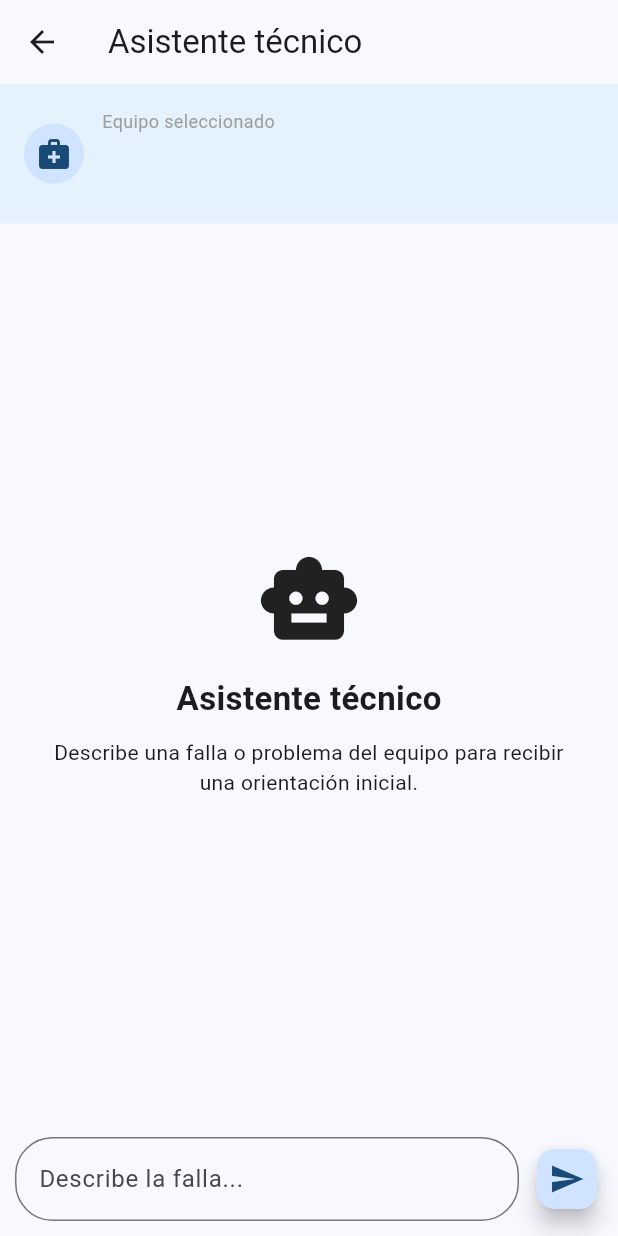
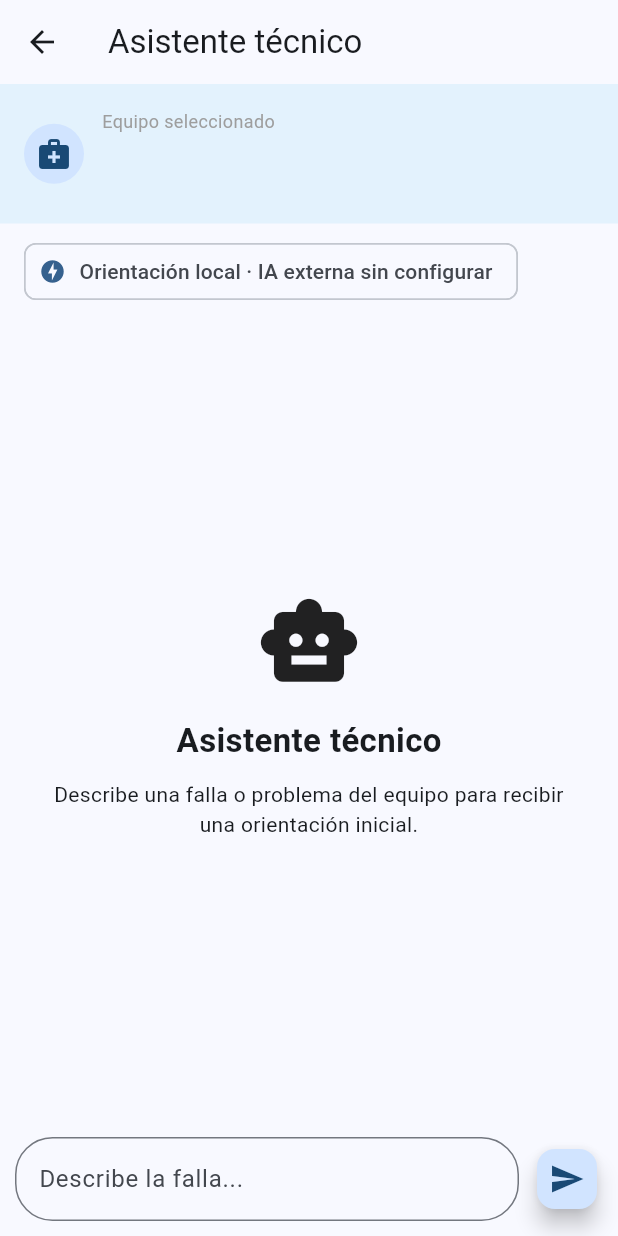
Before and after one commit to johanrinovoama-art/biomante, a Flutter app: the AsistenteTecnicoPage screen opened directly with empty values, after a tap on the "send" icon, on a phone screen of 412 x 824 dp. Run offline on Flutter 3.47's test engine with Material 3 defaults, Android fonts, the phone set to English and light mode, and no system bars; our stand-ins replace file_picker, pdf, printing, qr_flutter, sembast, sembast_web and 1 more; missing offline and left inert: mobile_scanner, syncfusion_flutter_pdfviewer; accounts and stored records are empty.

Commit message:
Integra el asistente con backend seguro y contexto de equipo

```diff
--- a/lib/asistente_tecnico.dart
+++ b/lib/asistente_tecnico.dart
@@ -1,4 +1,7 @@
 import 'package:flutter/material.dart';
+
+import 'asistente_ia_service.dart';
+import 'datos.dart';
 import 'equipo.dart';
 
 class AsistenteTecnicoPage extends StatefulWidget {
@@ -20,27 +23,63 @@ class _AsistenteTecnicoPageState
       TextEditingController();
 
   final List<Map<String, String>> mensajes = [];
+  bool enviando = false;
 
-  void enviarPregunta() {
+  String construirContexto() {
+    final historial = mantenimientos.where((mantenimiento) {
+      if (mantenimiento.equipoId.isNotEmpty) {
+        return mantenimiento.equipoId == widget.equipo.id;
+      }
+      return widget.equipo.inventario.trim().isNotEmpty &&
+          mantenimiento.equipoInventario.trim() == widget.equipo.inventario.trim();
+    }).toList()
+      ..sort((x, y) => y.fecha.compareTo(x.fecha));
+
+    final ultimos = historial.take(5).map((mantenimiento) {
+      return '- §{mantenimiento.fecha.toIso8601String()}: §{mantenimiento.tipo}; '
+          'resultado: §{mantenimiento.resultado}; '
+          'fallas: §{mantenimiento.fallas}; trabajo: §{mantenimiento.descripcion}';
+    }).join('\n');
+
+    return '''
+Equipo: §{widget.equipo.nombre}
+Marca: §{widget.equipo.marca}
+Modelo: §{widget.equipo.modelo}
+Inventario: §{widget.equipo.inventario}
+Estado registrado: §{widget.equipo.estado}
+
+Últimas intervenciones:
+§{ultimos.isEmpty ? "No hay mantenimientos previos registrados." : ultimos}
+''';
+  }
+
+  Future<void> enviarPregunta() async {
     final pregunta = controlador.text.trim();
+    if (pregunta.isEmpty || enviando) return;
 
-    if (pregunta.isEmpty) {
-      return;
+    setState(() {
+      mensajes.add({'tipo': 'usuario', 'texto': pregunta});
+      enviando = true;
+    });
+    controlador.clear();
+
+    String respuesta;
+    try {
+      respuesta = await AsistenteIaService.responder(
+            contextoEquipo: construirContexto(),
+            pregunta: pregunta,
+          ) ??
+          generarRespuesta(pregunta);
+    } catch (error) {
+      debugPrint('No fue posible consultar el servicio IA: $error');
+      respuesta = generarRespuesta(pregunta);
     }
 
+    if (!mounted) return;
     setState(() {
-      mensajes.add({
-        'tipo': 'usuario',
-        'texto': pregunta,
-      });
-
-      mensajes.add({
-        'tipo': 'asistente',
-        'texto': generarRespuesta(pregunta),
-      });
+      mensajes.add({'tipo': 'asistente', 'texto': respuesta});
+      enviando = false;
     });
-
-    controlador.clear();
   }
 
   String generarRespuesta(String pregunta) {
@@ -191,6 +230,16 @@ Con esos datos puedo ayudarte a establecer posibles causas, comprobaciones y una
             ),
           ),
 
+          Padding(
+            padding: const EdgeInsets.fromLTRB(16, 8, 16, 0),
+            child: Align(
+              alignment: Alignment.centerLeft,
+              child: Chip(
+                avatar: Icon(AsistenteIaService.configurado ? Icons.cloud_done : Icons.offline_bolt, size: 18),
+                label: Text(AsistenteIaService.configurado ? 'IA conectada mediante servidor' : 'Orientación local · IA externa sin configurar'),
+              ),
+            ),
+          ),
           // MENSAJES
           Expanded(
             child: mensajes.isEmpty
@@ -266,6 +315,7 @@ Con esos datos puedo ayudarte a establecer posibles causas, comprobaciones y una
                   ),
           ),
 
+          if (enviando) const LinearProgressIndicator(),
           // CAMPO DE PREGUNTA
           SafeArea(
             child: Padding(
@@ -277,8 +327,7 @@ Con esos datos puedo ayudarte a establecer posibles causas, comprobaciones y una
                       controller: controlador,
                       textInputAction:
                           TextInputAction.send,
-                      onSubmitted: (_) =>
-                          enviarPregunta(),
+                      onSubmitted: (_) { enviarPregunta(); },
                       decoration: InputDecoration(
                         hintText:
                             'Describe la falla...',
@@ -292,7 +341,7 @@ Con esos datos puedo ayudarte a establecer posibles causas, comprobaciones y una
                   const SizedBox(width: 8),
                   FloatingActionButton(
                     mini: true,
-                    onPressed: enviarPregunta,
+                    onPressed: enviando ? null : enviarPregunta,
                     child: const Icon(Icons.send),
                   ),
                 ],
```
